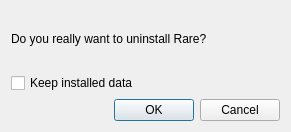
The window that RareUpdater/uninstalldialog.ui (Dummerle/RareUpdater) describes before a commit, drawn with Qt 5.
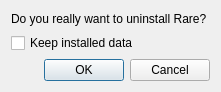
The same window after the commit.

Diff of the .ui file:
```diff
--- a/RareUpdater/uninstalldialog.ui
+++ b/RareUpdater/uninstalldialog.ui
@@ -6,8 +6,8 @@
    <rect>
     <x>0</x>
     <y>0</y>
-    <width>291</width>
-    <height>132</height>
+    <width>212</width>
+    <height>92</height>
    </rect>
   </property>
   <property name="windowTitle">
```
